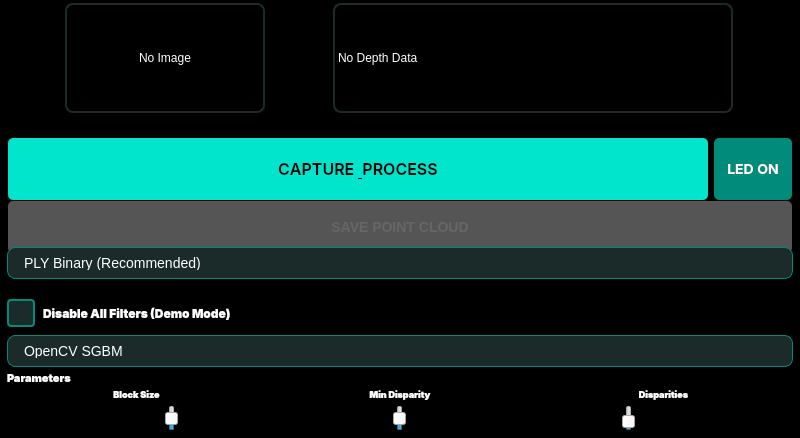
Above: src/gui/ui/depth_test_widget.ui from SupernovaIndustries/unlook-standalone before the change. Below: the same form after it.
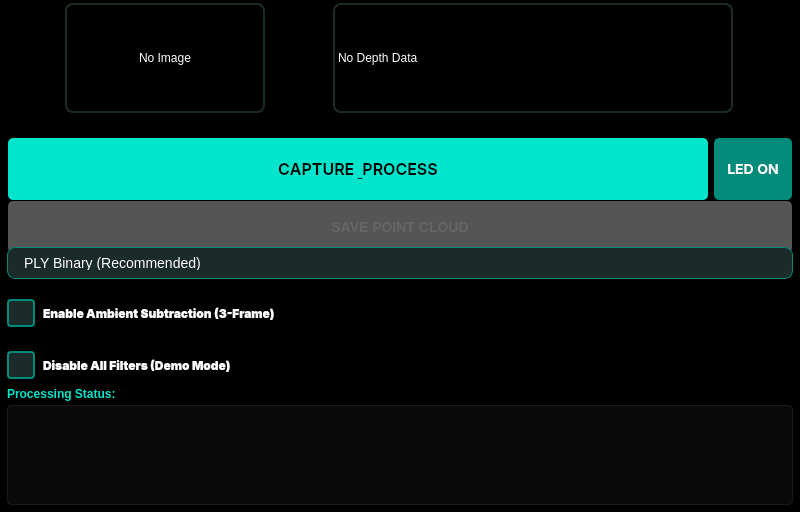
That is the form after the change.

Commit message: DEPTH OPTIMIZATION: Contrast enhancement + ISO reduction + SGBM tuning

Diff of the .ui file:
```diff
--- a/src/gui/ui/depth_test_widget.ui
+++ b/src/gui/ui/depth_test_widget.ui
@@ -21,36 +21,6 @@
     font-family: &quot;Inter&quot;, sans-serif;
 }
 
-/* Supernova-tech Sliders */
-QSlider::groove:horizontal {
-    background: #1A2B2A;
-    height: 6px;
-    border-radius: 3px;
-}
-
-QSlider::handle:horizontal {
-    background: #00E5CC;
-    border: 2px solid #00B8A3;
-    width: 20px;
-    height: 20px;
-    border-radius: 12px;
-    margin: -8px 0;
-}
-
-QSlider::handle:horizontal:hover {
-    background: #00B8A3;
-    border: 2px solid #00E5CC;
-}
-
-QSlider::handle:horizontal:pressed {
-    background: #008B7A;
-}
-
-QSlider::sub-page:horizontal {
-    background: #00E5CC;
-    border-radius: 3px;
-}
-
 /* Supernova-tech ComboBox */
 QComboBox {
     background: #1A2B2A;
@@ -471,6 +441,68 @@
              </item>
             </widget>
            </item>
+           <item>
+            <widget class="QCheckBox" name="ambient_subtract_checkbox">
+             <property name="minimumSize">
+              <size>
+               <width>140</width>
+               <height>32</height>
+              </size>
+             </property>
+             <property name="maximumSize">
+              <size>
+               <width>800</width>
+               <height>36</height>
+              </size>
+             </property>
+             <property name="font">
+              <font>
+               <family>Inter</family>
+               <pointsize>9</pointsize>
+               <bold>true</bold>
+              </font>
+             </property>
+             <property name="styleSheet">
+              <string notr="true">/* Supernova-tech Checkbox */
+QCheckBox {
+    color: #FFFFFF;
+    font-family: &quot;Inter&quot;, sans-serif;
+    font-weight: 700;
+    spacing: 8px;
+    min-height: 48px;
+}
+
+QCheckBox::indicator {
+    width: 24px;
+    height: 24px;
+    border: 2px solid #008B7A;
+    border-radius: 4px;
+    background: #1A2B2A;
+}
+
+QCheckBox::indicator:hover {
+    border: 2px solid #00E5CC;
+    background: #1A2B2A;
+}
+
+QCheckBox::indicator:checked {
+    background: #00E5CC;
+    border: 2px solid #00B8A3;
+}
+
+QCheckBox::indicator:checked:hover {
+    background: #00FFE6;
+    border: 2px solid #00E5CC;
+}</string>
+             </property>
+             <property name="text">
+              <string>Enable Ambient Subtraction (3-Frame)</string>
+             </property>
+             <property name="checked">
+              <bool>false</bool>
+             </property>
+            </widget>
+           </item>
            <item>
             <widget class="QCheckBox" name="disable_filters_checkbox">
              <property name="minimumSize">
@@ -531,240 +563,52 @@
             </widget>
            </item>
            <item>
-            <widget class="QComboBox" name="algorithm_combo">
+            <widget class="QLabel" name="status_label">
+             <property name="text">
+              <string>Processing Status:</string>
+             </property>
+             <property name="font">
+              <font>
+               <bold>true</bold>
+              </font>
+             </property>
+             <property name="styleSheet">
+              <string notr="true">color: #00E5CC;</string>
+             </property>
+            </widget>
+           </item>
+           <item>
+            <widget class="QListWidget" name="status_list">
              <property name="minimumSize">
               <size>
                <width>140</width>
-               <height>32</height>
+               <height>100</height>
               </size>
              </property>
              <property name="maximumSize">
               <size>
                <width>800</width>
-               <height>36</height>
+               <height>150</height>
               </size>
              </property>
-             <property name="font">
-              <font>
-               <pointsize>-1</pointsize>
-               <bold>false</bold>
-              </font>
-             </property>
              <property name="styleSheet">
-              <string notr="true">/* Custom style handled by parent widget */
+              <string notr="true">QListWidget {
+    background-color: #0a0a0a;
+    border: 1px solid #1a1a1a;
+    border-radius: 4px;
+    padding: 2px;
+    color: #00ffff;
+    font-family: &quot;Courier&quot;, monospace;
+    font-size: 10px;
+}
 
-
-</string>
+QListWidget::item {
+    padding: 1px;
+    border-bottom: 1px solid #1a1a1a;
+}</string>
              </property>
-             <item>
-              <property name="text">
-               <string>OpenCV SGBM</string>
-              </property>
-             </item>
-             <item>
-              <property name="text">
-               <string>BoofCV Dense Block Matching (Fast)</string>
-              </property>
-             </item>
-             <item>
-              <property name="text">
-               <string>BoofCV Dense Semi-Global Matching</string>
-              </property>
-             </item>
-             <item>
-              <property name="text">
-               <string>BoofCV Sub-pixel Block Matching</string>
-              </property>
-             </item>
-             <item>
-              <property name="text">
-               <string>BoofCV Sub-pixel SGM (Highest Precision)</string>
-              </property>
-             </item>
             </widget>
            </item>
-           <item>
-            <widget class="QLabel" name="parameters_label">
-             <property name="font">
-              <font>
-               <family>Inter</family>
-               <pointsize>8</pointsize>
-               <bold>true</bold>
-              </font>
-             </property>
-             <property name="styleSheet">
-              <string notr="true">color: #FFFFFF; font-family: &quot;Inter&quot;, sans-serif; font-weight: 700;</string>
-             </property>
-             <property name="text">
-              <string>Parameters</string>
-             </property>
-            </widget>
-           </item>
-           <item>
-            <layout class="QVBoxLayout" name="verticalLayout">
-             <item>
-              <layout class="QHBoxLayout" name="horizontalLayout">
-               <item>
-                <widget class="QLabel" name="block_size_label">
-                 <property name="font">
-                  <font>
-                   <family>Inter</family>
-                   <pointsize>7</pointsize>
-                   <bold>true</bold>
-                  </font>
-                 </property>
-                 <property name="styleSheet">
-                  <string notr="true">color: #FFFFFF; font-family: &quot;Inter&quot;, sans-serif; font-weight: 700;</string>
-                 </property>
-                 <property name="text">
-                  <string>Block Size</string>
-                 </property>
-                 <property name="alignment">
-                  <set>Qt::AlignCenter</set>
-                 </property>
-                </widget>
-               </item>
-               <item>
-                <widget class="QLabel" name="min_disparity_label">
-                 <property name="font">
-                  <font>
-                   <family>Inter</family>
-                   <pointsize>7</pointsize>
-                   <bold>true</bold>
-                  </font>
-                 </property>
-                 <property name="styleSheet">
-                  <string notr="true">color: #FFFFFF; font-family: &quot;Inter&quot;, sans-serif; font-weight: 700;</string>
-                 </property>
-                 <property name="text">
-                  <string>Min Disparity</string>
-                 </property>
-                 <property name="alignment">
-                  <set>Qt::AlignCenter</set>
-                 </property>
-                </widget>
-               </item>
-               <item>
-                <widget class="QLabel" name="num_disparities_label">
-                 <property name="font">
-                  <font>
-                   <family>Inter</family>
-                   <pointsize>7</pointsize>
-                   <bold>true</bold>
-                  </font>
-                 </property>
-                 <property name="styleSheet">
-                  <string notr="true">color: #FFFFFF; font-family: &quot;Inter&quot;, sans-serif; font-weight: 700;</string>
-                 </property>
-                 <property name="text">
-                  <string>Disparities</string>
-                 </property>
-                 <property name="alignment">
-                  <set>Qt::AlignCenter</set>
-                 </property>
-                </widget>
-               </item>
-              </layout>
-             </item>
-             <item>
-              <layout class="QHBoxLayout" name="horizontalLayout_2">
-               <item>
-                <widget class="QSlider" name="block_size_slider">
-                 <property name="sizePolicy">
-                  <sizepolicy hsizetype="Expanding" vsizetype="Expanding">
-                   <horstretch>0</horstretch>
-                   <verstretch>0</verstretch>
-                  </sizepolicy>
-                 </property>
-                 <property name="minimumSize">
-                  <size>
-                   <width>120</width>
-                   <height>26</height>
-                  </size>
-                 </property>
-                 <property name="maximumSize">
-                  <size>
-                   <width>16777215</width>
-                   <height>100</height>
-                  </size>
-                 </property>
-                 <property name="minimum">
-                  <number>5</number>
-                 </property>
-                 <property name="maximum">
-                  <number>25</number>
-                 </property>
-                 <property name="singleStep">
-                  <number>2</number>
-                 </property>
-                 <property name="value">
-                  <number>15</number>
-                 </property>
-                </widget>
-               </item>
-               <item>
-                <widget class="QSlider" name="min_disparity_slider">
-                 <property name="minimumSize">
-                  <size>
-                   <width>120</width>
-                   <height>26</height>
-                  </size>
-                 </property>
-                 <property name="maximumSize">
-                  <size>
-                   <width>16777215</width>
-                   <height>100</height>
-                  </size>
-                 </property>
-                 <property name="minimum">
-                  <number>-32</number>
-                 </property>
-                 <property name="maximum">
-                  <number>32</number>
-                 </property>
-                 <property name="value">
-                  <number>0</number>
-                 </property>
-                </widget>
-               </item>
-               <item>
-                <widget class="QSlider" name="num_disparities_slider">
-                 <property name="sizePolicy">
-                  <sizepolicy hsizetype="Expanding" vsizetype="Expanding">
-                   <horstretch>0</horstretch>
-                   <verstretch>0</verstretch>
-                  </sizepolicy>
-                 </property>
-                 <property name="minimumSize">
-                  <size>
-                   <width>120</width>
-                   <height>26</height>
-                  </size>
-                 </property>
-                 <property name="maximumSize">
-                  <size>
-                   <width>16777215</width>
-                   <height>100</height>
-                  </size>
-                 </property>
-                 <property name="minimum">
-                  <number>16</number>
-                 </property>
-                 <property name="maximum">
-                  <number>256</number>
-                 </property>
-                 <property name="singleStep">
-                  <number>16</number>
-                 </property>
-                 <property name="value">
-                  <number>64</number>
-                 </property>
-                </widget>
-               </item>
-              </layout>
-             </item>
-            </layout>
-           </item>
           </layout>
          </item>
         </layout>
```
The commit also changes 48 other files.
